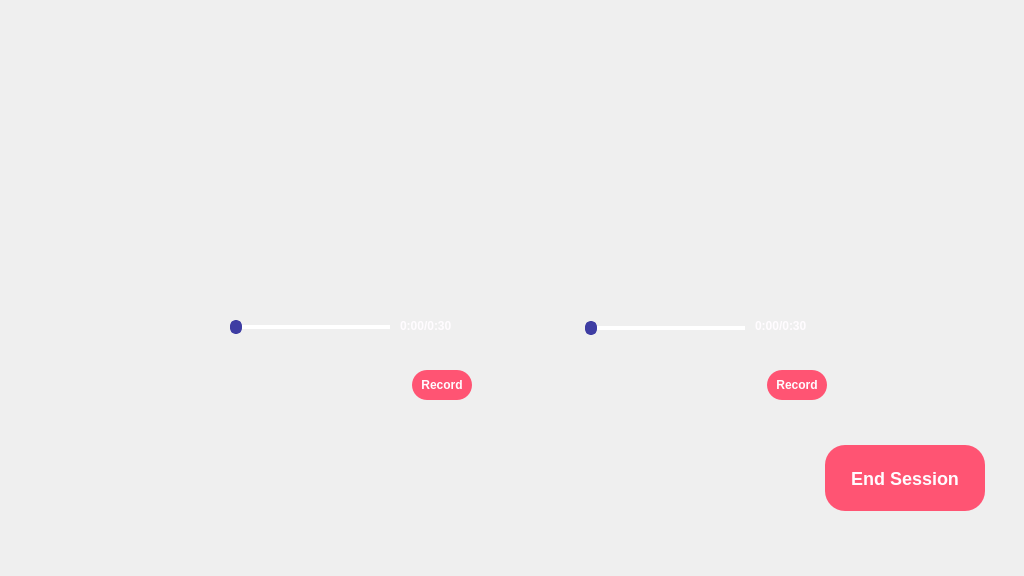
This is Front/Session.ui in ahmads1990/GradProjectApp as Qt 5 draws it before an edit. The edited form follows.
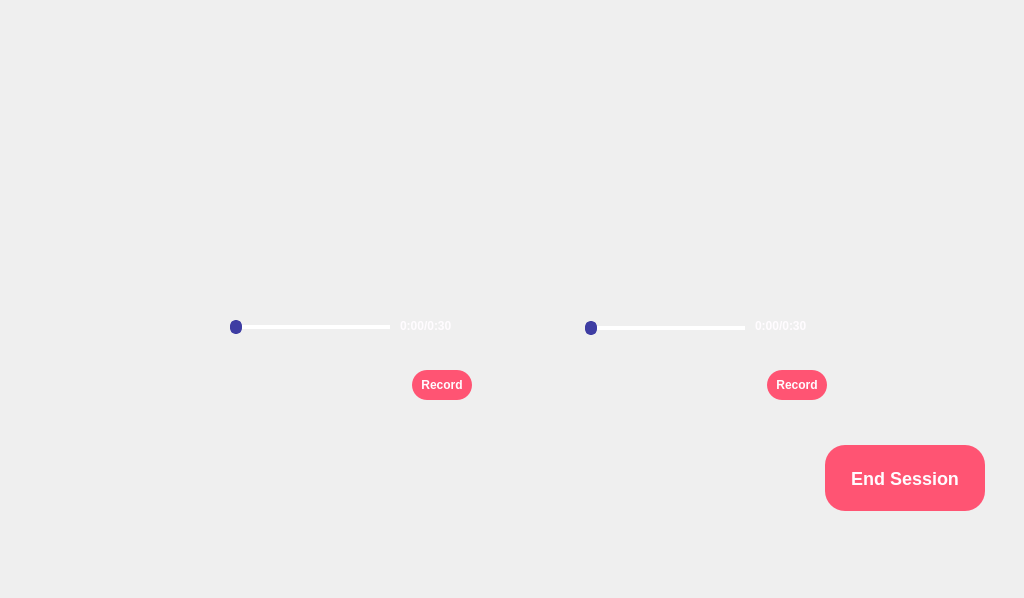
This is the edited form. Icons and pictures are not drawn.

```diff
--- a/Front/Session.ui
+++ b/Front/Session.ui
@@ -7,9 +7,15 @@
     <x>0</x>
     <y>0</y>
     <width>1024</width>
-    <height>576</height>
+    <height>598</height>
    </rect>
   </property>
+  <property name="minimumSize">
+   <size>
+    <width>1024</width>
+    <height>598</height>
+   </size>
+  </property>
   <property name="styleSheet">
    <string notr="true"/>
   </property>
```
